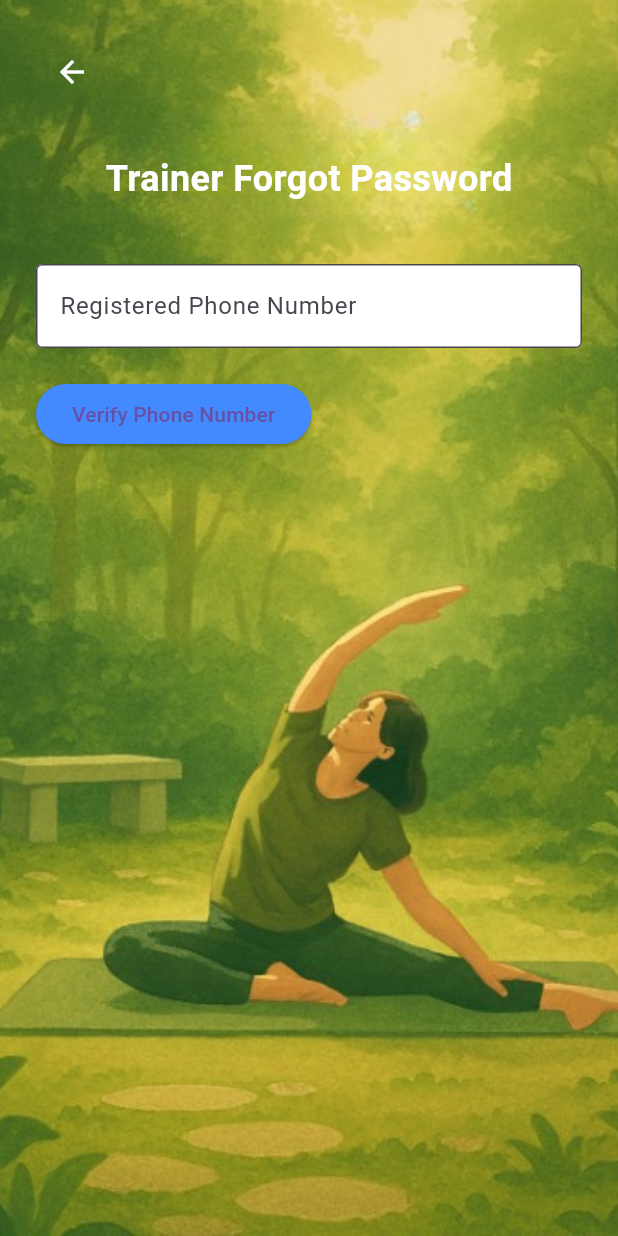
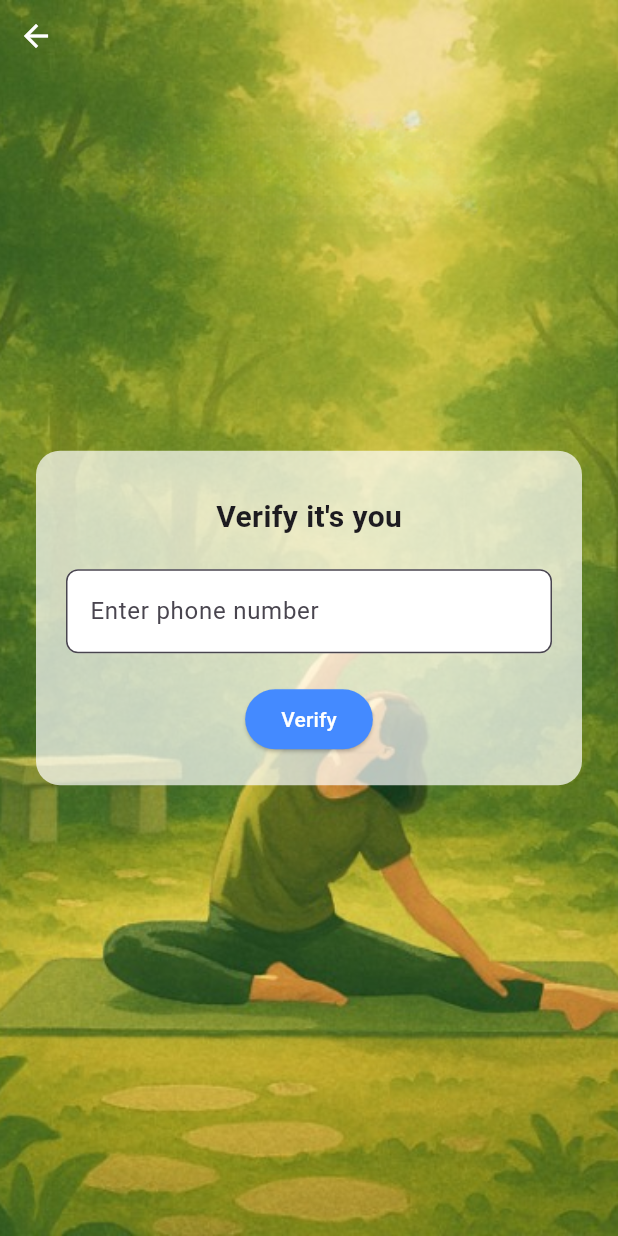
Before and after one commit to Samir-pemi-magar/TeamD_FitnessApp, a Flutter app: the TrainerForgotPasswordScreen screen opened directly, on a phone screen of 412 x 824 dp. Run offline on Flutter 3.47's test engine with Material 3 defaults, Android fonts, the phone set to English and light mode, and no system bars; our stand-ins replace cloud_firestore, firebase_auth, firebase_core, fl_chart, font_awesome_flutter; accounts and stored records are empty.

Commit message:
Fixed admin, user and trainer forget password issues

```diff
--- a/lib/screens/trainer/trainer_forget_password.dart
+++ b/lib/screens/trainer/trainer_forget_password.dart
@@ -1,12 +1,12 @@
 import 'package:cloud_firestore/cloud_firestore.dart';
 import 'package:flutter/material.dart';
-import 'trainer_login.dart';
+import 'package:fitnessapp/screens/trainer/trainer_dashboard.dart';
 
 class TrainerForgotPasswordScreen extends StatefulWidget {
   const TrainerForgotPasswordScreen({Key? key}) : super(key: key);
 
   @override
-  _TrainerForgotPasswordScreenState createState() =>
+  State<TrainerForgotPasswordScreen> createState() =>
       _TrainerForgotPasswordScreenState();
 }
 
@@ -34,25 +34,18 @@ class _TrainerForgotPasswordScreenState
       final snapshot = await FirebaseFirestore.instance
           .collection('users')
           .where('phoneNumber', isEqualTo: phone)
+          .where('role', isEqualTo: 'trainer')
           .limit(1)
           .get();
 
       if (snapshot.docs.isEmpty) {
         ScaffoldMessenger.of(context).showSnackBar(
-          const SnackBar(content: Text('Phone number not found.')),
+          const SnackBar(content: Text('Trainer phone number not found.')),
         );
         return;
       }
 
       final userDoc = snapshot.docs.first;
-      final userData = userDoc.data();
-
-      if (userData['role'] != 'trainer') {
-        ScaffoldMessenger.of(context).showSnackBar(
-          const SnackBar(content: Text('This reset is only for trainers.')),
-        );
-        return;
-      }
 
       setState(() {
         _phoneVerified = true;
@@ -83,7 +76,6 @@ class _TrainerForgotPasswordScreenState
       return;
     }
 
-    // Ask for master key
     final masterInput = await showDialog<String>(
       context: context,
       builder: (ctx) {
@@ -124,7 +116,7 @@ class _TrainerForgotPasswordScreenState
 
       Navigator.pushReplacement(
         context,
-        MaterialPageRoute(builder: (_) => const TrainerLogin()),
+        MaterialPageRoute(builder: (_) => const TrainerDashboard()),
       );
     } catch (e) {
       ScaffoldMessenger.of(context).showSnackBar(
@@ -138,43 +130,42 @@ class _TrainerForgotPasswordScreenState
     return Scaffold(
       body: Stack(
         children: [
-          Image.asset(
-            'assets/images/background.png',
+          Container(
+            decoration: const BoxDecoration(
+              image: DecorationImage(
+                image: AssetImage("assets/images/background.png"),
                 fit: BoxFit.cover,
-            width: double.infinity,
-            height: double.infinity,
-          ),
-          SafeArea(
-            child: SingleChildScrollView(
-              padding: const EdgeInsets.all(24),
-              child: Column(
-                crossAxisAlignment: CrossAxisAlignment.start,
-                children: [
-                  IconButton(
-                    onPressed: () => Navigator.pop(context),
-                    icon: const Icon(Icons.arrow_back, color: Colors.white),
-                  ),
-                  const SizedBox(height: 30),
-                  const Center(
-                    child: Text(
-                      'Trainer Forgot Password',
-                      style: TextStyle(
-                        fontSize: 24,
-                        fontWeight: FontWeight.bold,
-                        color: Colors.white,
               ),
             ),
           ),
-                  const SizedBox(height: 40),
+          Center(
+            child: Container(
+              margin: const EdgeInsets.symmetric(horizontal: 24),
+              padding: const EdgeInsets.all(20),
+              decoration: BoxDecoration(
+                color: Colors.white.withOpacity(0.7),
+                borderRadius: BorderRadius.circular(16),
+              ),
+              child: SingleChildScrollView(
+                child: Column(
+                  children: [
+                    const SizedBox(height: 10),
+                    const Text(
+                      'Verify it\'s you',
+                      style: TextStyle(fontSize: 20, fontWeight: FontWeight.bold),
+                    ),
+                    const SizedBox(height: 20),
                     TextField(
                       controller: _phoneController,
                       keyboardType: TextInputType.phone,
                       enabled: !_phoneVerified,
-                    decoration: const InputDecoration(
-                      labelText: 'Registered Phone Number',
-                      border: OutlineInputBorder(),
+                      decoration: InputDecoration(
+                        hintText: 'Enter phone number',
                         filled: true,
-                      fillColor: Colors.white,
+                        fillColor: _phoneVerified ? Colors.grey[300] : Colors.white,
+                        border: OutlineInputBorder(
+                          borderRadius: BorderRadius.circular(8),
+                        ),
                       ),
                     ),
                     const SizedBox(height: 20),
@@ -184,40 +175,58 @@ class _TrainerForgotPasswordScreenState
                         style: ElevatedButton.styleFrom(
                           backgroundColor: Colors.blueAccent,
                         ),
-                      child: const Text('Verify Phone Number'),
+                        child: const Text('Verify', style: TextStyle(color: Colors.white)),
                       )
                     else ...[
                       TextField(
                         controller: _newPasswordController,
                         obscureText: true,
-                      decoration: const InputDecoration(
-                        labelText: 'New Password',
-                        border: OutlineInputBorder(),
+                        decoration: InputDecoration(
+                          hintText: 'Create a password',
                           filled: true,
                           fillColor: Colors.white,
+                          border: OutlineInputBorder(
+                            borderRadius: BorderRadius.circular(8),
+                          ),
                         ),
                       ),
                       const SizedBox(height: 12),
                       TextField(
                         controller: _confirmPasswordController,
                         obscureText: true,
-                      decoration: const InputDecoration(
-                        labelText: 'Confirm Password',
-                        border: OutlineInputBorder(),
+                        decoration: InputDecoration(
+                          hintText: 'Retype the password',
                           filled: true,
                           fillColor: Colors.white,
+                          border: OutlineInputBorder(
+                            borderRadius: BorderRadius.circular(8),
+                          ),
                         ),
                       ),
                       const SizedBox(height: 20),
                       ElevatedButton(
                         onPressed: _resetPassword,
                         style: ElevatedButton.styleFrom(
-                        backgroundColor: Colors.green,
+                          backgroundColor: Colors.blueAccent,
+                          minimumSize: const Size(double.infinity, 48),
+                          shape: RoundedRectangleBorder(
+                            borderRadius: BorderRadius.circular(10),
                           ),
-                      child: const Text('Reset & Go to Login'),
+                        ),
+                        child: const Text('Reset & Login', style: TextStyle(color: Colors.white)),
                       ),
                     ],
                   ],
+                ),
+              ),
+            ),
+          ),
+          SafeArea(
+            child: Align(
+              alignment: Alignment.topLeft,
+              child: IconButton(
+                icon: const Icon(Icons.arrow_back, color: Colors.white),
+                onPressed: () => Navigator.pop(context),
               ),
             ),
           ),
--- a/lib/screens/trainer/trainer_navigation.dart
+++ /dev/null
@@ -1,13 +0,0 @@
-import 'package:flutter/material.dart';
-
-class TrainerNavigation extends StatelessWidget {
-  const TrainerNavigation({Key? key}) : super(key: key);
-
-  @override
-  Widget build(BuildContext context) {
-    return Scaffold(
-      appBar: AppBar(title: const Text('Trainer Dashboard')),
-      body: const Center(child: Text('Trainer Dashboard Content')),
-    );
-  }
-}
```
Also changed, not shown: lib/screens/admin/admin_forget_password.dart (+45 -56 lines), lib/screens/user/user_forget_password.dart (+15 -18 lines). Lines whose indentation alone changed are shown as unchanged.
